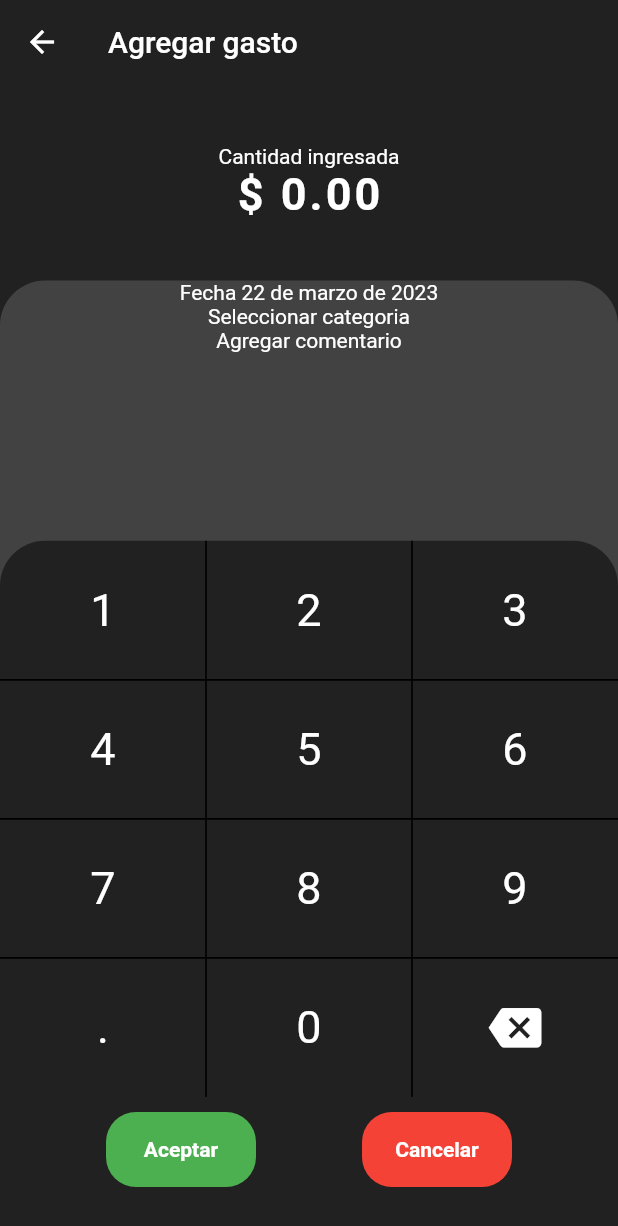
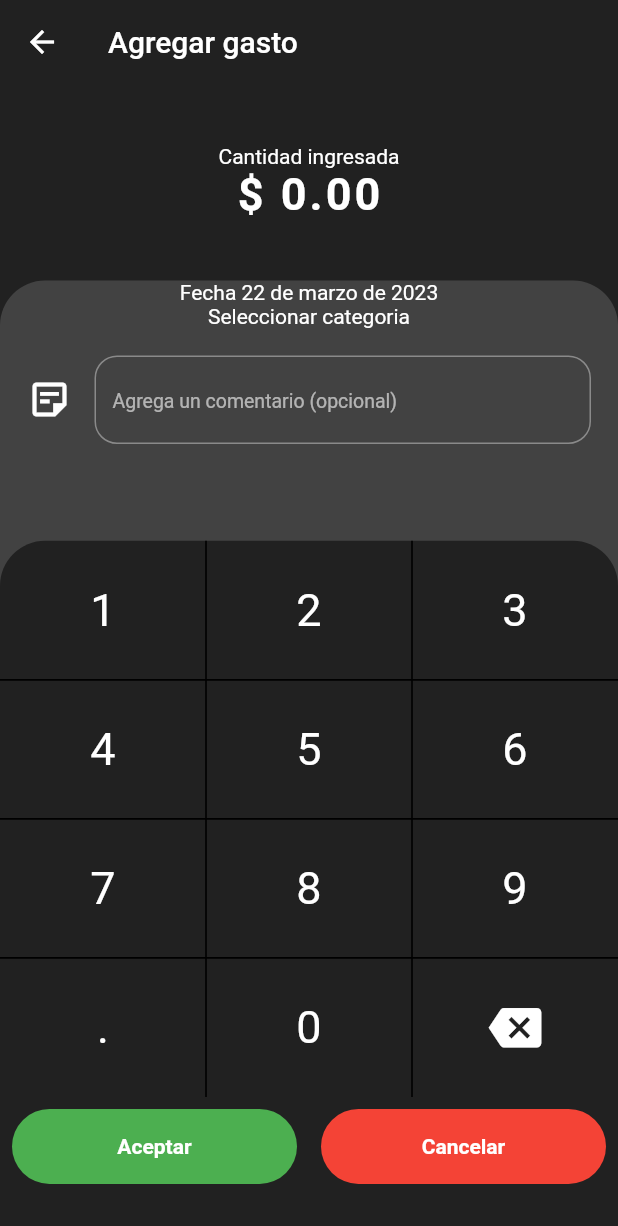
Before and after one commit to DiegoRB2001/balance-moviles, a Flutter app: the AddExpenses screen opened directly, after a tap on "Cantidad ingresada", on a phone screen of 412 x 824 dp. Shown: the top 1226 px of the screen. Run offline on Flutter 3.47's test engine with Material 2 defaults, Android fonts, the phone set to English and light mode, and no system bars; our stand-ins replace flutter_speed_dial.

Commit message:
Modificaciones a pagina de gastos

```diff
--- a/lib/pages/add_expenses.dart
+++ b/lib/pages/add_expenses.dart
@@ -1,5 +1,6 @@
 import 'package:balance/utils/constants.dart';
 import 'package:balance/widgets/add_expenses_wt/bs_num_keyboard.dart';
+import 'package:balance/widgets/add_expenses_wt/comment_box.dart';
 import 'package:flutter/material.dart';
 
 class AddExpenses extends StatelessWidget {
@@ -7,7 +8,12 @@ class AddExpenses extends StatelessWidget {
 
   @override
   Widget build(BuildContext context) {
-    return Scaffold(
+    return GestureDetector(
+      behavior: HitTestBehavior.opaque,
+      onTap: () {
+        FocusScope.of(context).unfocus();
+      },
+      child: Scaffold(
           appBar: AppBar(
             title: const Text('Agregar gasto'),
             elevation: 0,
@@ -25,12 +31,13 @@ class AddExpenses extends StatelessWidget {
                   children: const [
                     Text('Fecha 22 de marzo de 2023'),
                     Text('Seleccionar categoria'),
-                  Text('Agregar comentario'),
+                    CommentBox(),
                     Expanded(child: Center(child: Text('Boton'))),
                   ],
                 ),
               ))
             ],
-        ));
+          )),
+    );
   }
 }
--- a/lib/widgets/add_expenses_wt/bs_num_keyboard.dart
+++ b/lib/widgets/add_expenses_wt/bs_num_keyboard.dart
@@ -11,10 +11,14 @@ class BSNumKeyboard extends StatefulWidget {
 
 class _BSNumKeyboardState extends State<BSNumKeyboard> {
   String importe = '0.00';
-  RegExp exp = RegExp('^[0-9]+(.[0-9]+)?\$');
+  RegExp exp = RegExp('^\\d+(\\.\\d+)?\$');
 
   @override
   Widget build(BuildContext context) {
+    String Function(Match) matchFunc;
+    RegExp reg = RegExp(r'(\d{1,3})(?=(\d{3})+(?!\d))');
+    matchFunc = (Match match) => '${match[1]},';
+
     return GestureDetector(
       onTap: () {
         _numPad();
@@ -25,7 +29,7 @@ class _BSNumKeyboardState extends State<BSNumKeyboard> {
           children: [
             const Text('Cantidad ingresada'),
             Text(
-              '\$ $importe',
+              '\$ ${importe.replaceAllMapped(reg, matchFunc)}',
               style: const TextStyle(
                   fontSize: 30, letterSpacing: 2, fontWeight: FontWeight.bold),
             ),
@@ -66,7 +70,9 @@ class _BSNumKeyboardState extends State<BSNumKeyboard> {
             borderRadius: BorderRadius.vertical(top: Radius.circular(30))),
         context: context,
         builder: (BuildContext context) {
-          return SizedBox(
+          return WillPopScope(
+            onWillPop: () async => false,
+            child: SizedBox(
               height: 900,
               child: LayoutBuilder(
                 builder: (BuildContext context, BoxConstraints constraints) {
@@ -114,8 +120,8 @@ class _BSNumKeyboardState extends State<BSNumKeyboard> {
                               onTap: () {
                                 setState(() {
                                   if (importe.isNotEmpty) {
-                                  importe =
-                                      importe.substring(0, importe.length - 1);
+                                    importe = importe.substring(
+                                        0, importe.length - 1);
                                   }
                                 });
                               },
@@ -126,20 +132,27 @@ class _BSNumKeyboardState extends State<BSNumKeyboard> {
                       Row(
                         mainAxisAlignment: MainAxisAlignment.spaceEvenly,
                         children: [
-                        CustomButton(
+                          Expanded(
+                            child: Padding(
+                              padding: const EdgeInsets.all(8.0),
+                              child: CustomButton(
                                 height: 50,
                                 width: 100,
-                          margin: const EdgeInsets.only(top: 10),
                                 decoration: const BoxDecoration(
                                   color: Colors.green,
-                              borderRadius:
-                                  BorderRadius.all(Radius.circular(20))),
+                                  borderRadius: BorderRadius.all(
+                                    Radius.circular(25),
+                                  ),
+                                ),
                                 child: const Text(
                                   "Aceptar",
                                   style: TextStyle(fontWeight: FontWeight.bold),
                                   textAlign: TextAlign.center,
                                 ),
                                 ontap: () {
+                                  setState(() {
+                                    if (importe.isEmpty) importe = '0.00';
+                                  });
                                   if (exp.hasMatch(importe)) {
                                     _alerta('Aprovado', 'Ingreso aprovado');
                                   } else {
@@ -147,14 +160,18 @@ class _BSNumKeyboardState extends State<BSNumKeyboard> {
                                   }
                                 },
                               ),
-                        CustomButton(
+                            ),
+                          ),
+                          Expanded(
+                            child: Padding(
+                              padding: const EdgeInsets.all(8.0),
+                              child: CustomButton(
                                 height: 50,
                                 width: 100,
-                          margin: const EdgeInsets.only(top: 10),
                                 decoration: const BoxDecoration(
                                     color: Colors.red,
                                     borderRadius:
-                                  BorderRadius.all(Radius.circular(20))),
+                                        BorderRadius.all(Radius.circular(25))),
                                 child: const Text(
                                   "Cancelar",
                                   style: TextStyle(fontWeight: FontWeight.bold),
@@ -163,14 +180,18 @@ class _BSNumKeyboardState extends State<BSNumKeyboard> {
                                 ontap: () {
                                   setState(() {
                                     importe = '0.00';
+                                    Navigator.pop(context);
                                   });
                                 },
+                              ),
+                            ),
                           )
                         ],
                       )
                     ],
                   );
                 },
+              ),
             ),
           );
         });
--- /dev/null
+++ b/lib/widgets/add_expenses_wt/comment_box.dart
@@ -0,0 +1,42 @@
+import 'package:flutter/material.dart';
+
+class CommentBox extends StatelessWidget {
+  const CommentBox({super.key});
+
+  @override
+  Widget build(BuildContext context) {
+    return Padding(
+      padding: const EdgeInsets.all(18.0),
+      child: Row(
+        children: [
+          const Icon(
+            Icons.sticky_note_2_outlined,
+            size: 30,
+          ),
+          const SizedBox(
+            width: 15,
+          ),
+          Expanded(
+            child: TextFormField(
+              cursorColor: Colors.green,
+              keyboardType: TextInputType.text,
+              maxLength: 15,
+              decoration: InputDecoration(
+                counterText: '',
+                hintText: 'Agrega un comentario (opcional)',
+                hintStyle: const TextStyle(fontSize: 13),
+                border: OutlineInputBorder(
+                  borderRadius: BorderRadius.circular(15),
+                ),
+                focusedBorder: OutlineInputBorder(
+                  borderRadius: BorderRadius.circular(15),
+                  borderSide: const BorderSide(color: Colors.green),
+                ),
+              ),
+            ),
+          ),
+        ],
+      ),
+    );
+  }
+}
--- a/lib/widgets/add_expenses_wt/custom_button.dart
+++ b/lib/widgets/add_expenses_wt/custom_button.dart
@@ -27,12 +27,7 @@ class CustomButton extends StatelessWidget {
         width: width,
         margin: margin,
         decoration: decoration,
-        child: Column(
-          mainAxisAlignment: MainAxisAlignment.center,
-          children: [
-            child,
-          ],
-        ),
+        child: Center(child: child),
       ),
     );
   }
```
Lines whose indentation alone changed are shown as unchanged.
